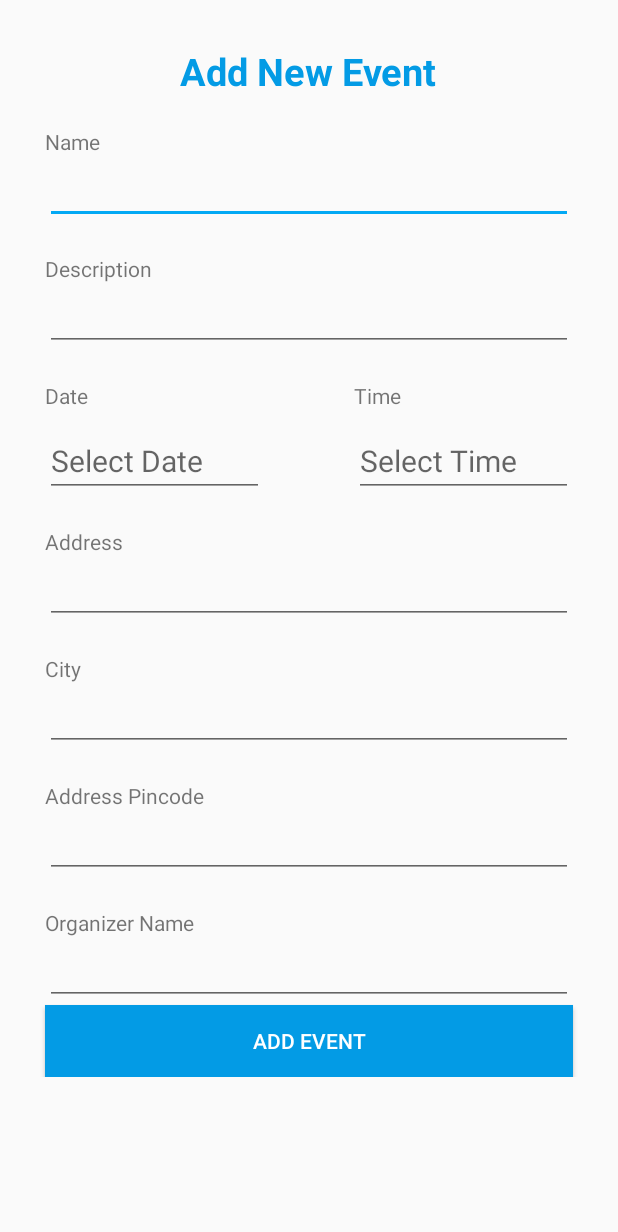
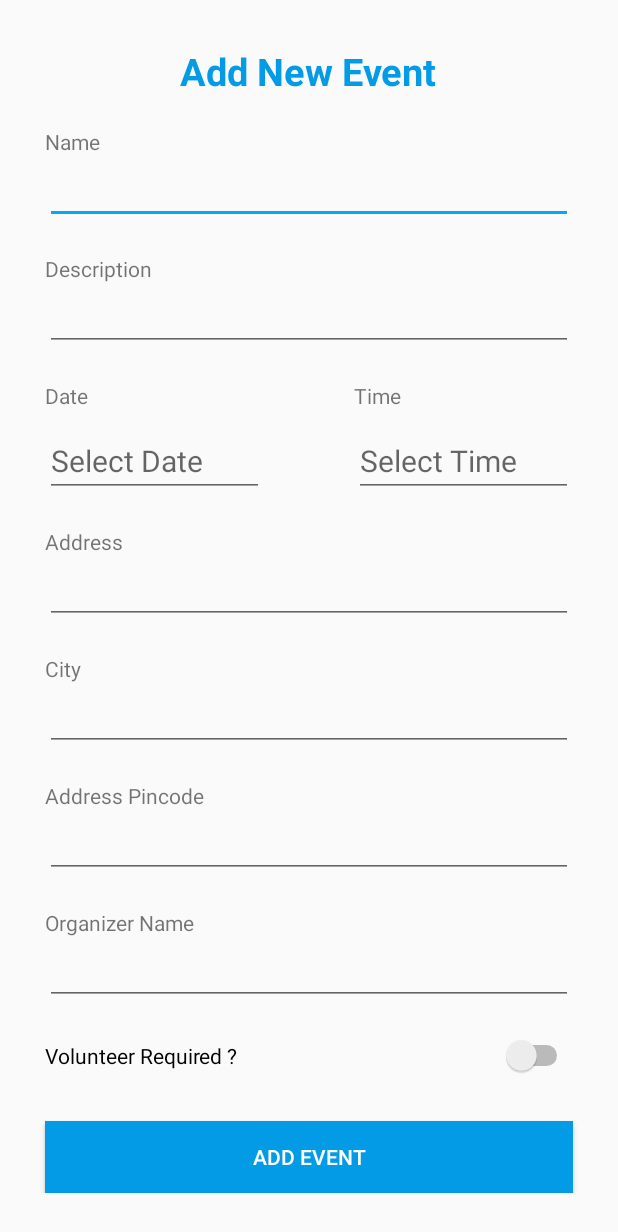
Before and after one commit to hrj-star/NGOEvent, an Android app: the Add_Event screen opened directly, with no data from a screen before it, after a tap on "ADD EVENT", on a phone screen of 412 x 824 dp. Shown: the top 1232 px of the screen. Run offline under Robolectric (Android 15) with nearby library versions, the phone set to English and light mode, and no system bars; our stand-ins replace Firebase (no records; nobody signed in at launch, a user with empty details on screens opened directly); 2 statements that could not run were skipped.

Commit message:
Event Details added

```diff
--- a/app/build.gradle
+++ b/app/build.gradle
@@ -34,6 +34,7 @@ dependencies {
     implementation 'com.google.firebase:firebase-analytics:17.2.0'
     implementation 'com.firebaseui:firebase-ui-database:1.2.0'
     implementation 'com.google.android.material:material:1.0.0'
+    implementation 'org.greenrobot:eventbus:3.1.1'
 
 
 }
--- a/app/src/main/AndroidManifest.xml
+++ b/app/src/main/AndroidManifest.xml
@@ -9,7 +9,8 @@
         android:roundIcon="@mipmap/ic_launcher_round"
         android:supportsRtl="true"
         android:theme="@style/AppTheme">
-        <activity android:name=".Ngo_All_Events"></activity>
+        <activity android:name=".event_details"></activity>
+        <activity android:name=".Ngo_All_Events" />
         <activity android:name=".Add_Event" />
         <activity android:name=".ngo_home" />
         <activity android:name=".Home" />
--- a/app/src/main/java/code/slash/Add_Event.java
+++ b/app/src/main/java/code/slash/Add_Event.java
@@ -13,6 +13,7 @@ import android.view.View;
 import android.widget.Button;
 import android.widget.DatePicker;
 import android.widget.EditText;
+import android.widget.Switch;
 import android.widget.TextView;
 import android.widget.TimePicker;
 import android.widget.Toast;
@@ -40,6 +41,7 @@ public class Add_Event extends AppCompatActivity {
     EditText  event_date;
     EditText  event_time;
     EditText  event_description,event_address,event_city,event_pincode,event_oragnizer;
+    Switch swtvol_req;
 
     Calendar c;
     DatePickerDialog datePickerDialog;
@@ -72,6 +74,8 @@ public class Add_Event extends AppCompatActivity {
 
         event_time.setFocusable(false);
         event_time.setClickable(true);
+
+        swtvol_req=(Switch)findViewById(R.id.volunteer_req);
 
         firebaseDatabase=FirebaseDatabase.getInstance();
         databaseReference=firebaseDatabase.getReference("Events");
@@ -167,6 +171,14 @@ public class Add_Event extends AppCompatActivity {
         final String eventpincodestr=event_pincode.getText().toString();
         final String event_oragnizerstr=event_oragnizer.getText().toString();
 
+        final String vol_reqstr;
+        boolean vol_req=swtvol_req.isChecked();
+        if(vol_req){
+            vol_reqstr="Yes";
+        }else {
+            vol_reqstr="No";
+        }
+
 //                ,event_address,event_city,event_pincode;
 
         final List<String> annoucemts=new ArrayList<>();
@@ -181,7 +193,9 @@ public class Add_Event extends AppCompatActivity {
         }else{
 
                         Event newenvent=new Event(
-                                eventaddressstr,eventdescriptionstr,eventcitystr,eventpincodestr,eventnamestr,ngo_namestr,"",eventdatestr,eventtimestr,eventcitystr,event_oragnizerstr,"NO",ngo_idstr,"NO",photos,annoucemts,comments
+                                eventaddressstr,eventdescriptionstr,eventcitystr,eventpincodestr,
+                                eventnamestr,ngo_namestr,"",eventdatestr,eventtimestr,eventcitystr,
+                                event_oragnizerstr,vol_reqstr,ngo_idstr,"NO",photos,annoucemts,comments
                                 );
 
 //                        UUID eventkey= UUID.randomUUID();
--- a/app/src/main/java/code/slash/Common/Common.java
+++ b/app/src/main/java/code/slash/Common/Common.java
@@ -1,8 +1,10 @@
 package code.slash.Common;
 
 
+import code.slash.Model.Event;
 import code.slash.Model.User;
 
 public class Common {
     public static User currentuser;
+    public static Event selectedEvent;
 }
--- a/app/src/main/res/layout/activity_add__event.xml
+++ b/app/src/main/res/layout/activity_add__event.xml
@@ -195,6 +195,19 @@ tools:context=".Add_Event"
                 android:ems="10"
                 android:inputType="text" />
 
+
+
+            <Switch
+                android:id="@+id/volunteer_req"
+                android:layout_width="match_parent"
+                android:layout_height="wrap_content"
+                android:layout_marginLeft="30dp"
+                android:layout_marginTop="20dp"
+                android:layout_marginRight="30dp"
+                android:layout_marginBottom="30dp"
+                android:ems="10"
+                android:text="Volunteer Required ?" />
+
             <Button
                 android:id="@+id/btnAddEvent"
                 android:layout_width="match_parent"
```
Also changed, not shown: app/src/main/java/code/slash/Adapter/MyAdapter.java (+28 -4 lines), app/src/main/java/code/slash/EventBus/EventItemClick.java (added, +29 -0 lines), app/src/main/java/code/slash/Interface/IRecyclerClickListener.java (added, +7 -0 lines), app/src/main/java/code/slash/event_details.java (added, +22 -0 lines), app/src/main/res/layout/activity_event_details.xml (added, +26 -0 lines).
